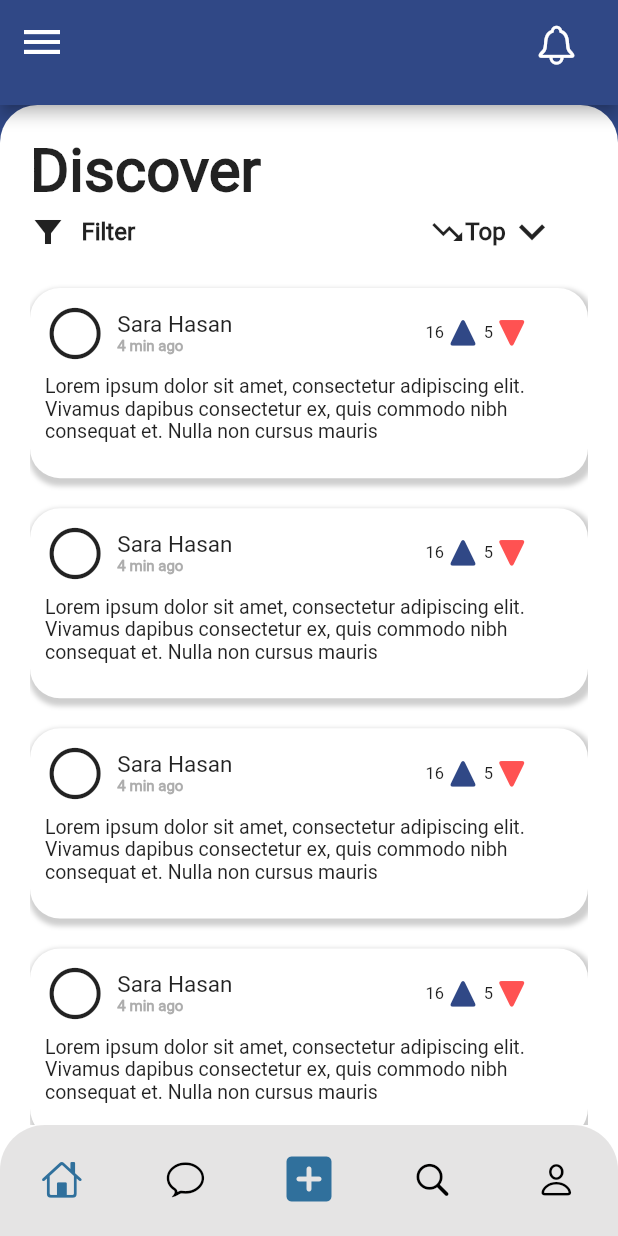
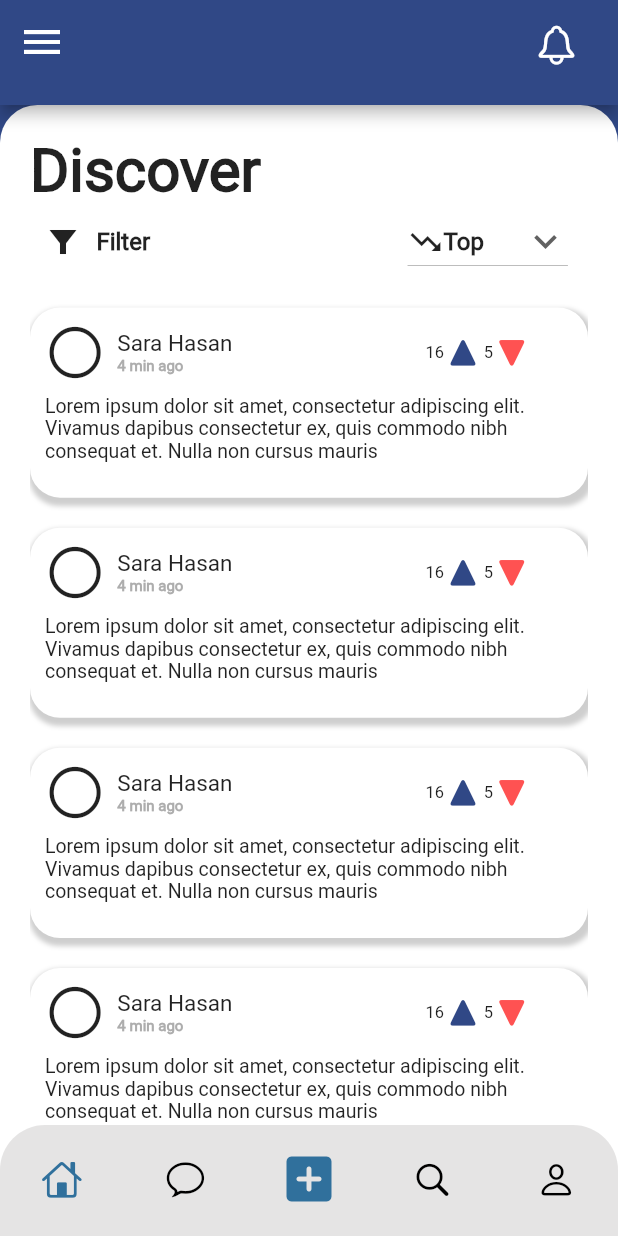
Before and after one commit to sarahasan17/vitsocialapp, a Flutter app: the screen it shows after launch, on a phone screen of 412 x 824 dp. Run offline on Flutter 3.47's test engine with Material 2 defaults, Android fonts, the phone set to English and light mode, and no system bars; Roboto replaces fonts that are missing (Inter Regular).

Commit message:
drop down button

```diff
--- a/vitogether/lib/screens/DiscoverScreen/DiscoverScreen.dart
+++ b/vitogether/lib/screens/DiscoverScreen/DiscoverScreen.dart
@@ -1,6 +1,5 @@
 import 'package:flutter/cupertino.dart';
 import 'package:flutter/material.dart';
-import 'package:vitogether_app/screens/SideNavigationDrawer/sidenavigationdrawer.dart';
 import '../../constants/Themehelper.dart';
 import '../../constants/screen_width.dart';
 
@@ -13,6 +12,14 @@ class DiscoverScreen extends StatefulWidget {
 
 class _DiscoverScreenState extends State<DiscoverScreen> {
   final GlobalKey<ScaffoldState> _scaffoldkey = GlobalKey<ScaffoldState>();
+  String dropdownvalue = 'Top';
+
+  // List of items in our dropdown menu
+  var items = [
+    'Top',
+    'Earliest',
+    'Recent',
+  ];
   @override
   Widget build(BuildContext context) {
     ThemeHelper t = ThemeHelper();
@@ -55,19 +62,49 @@ class _DiscoverScreenState extends State<DiscoverScreen> {
                         style: t.font1,
                       ),
                     ),
-                    Row(
+                    Container(
+                      padding: const EdgeInsets.only(left: 10),
+                      child: Row(
                         children: [
                           const Icon(Icons.filter_alt_sharp),
                           SizedBox(width: s.width / 40),
                           Text('Filter', style: t.font2),
-                        SizedBox(width: s.width / 2.1),
+                          SizedBox(width: s.width / 2.4),
+                          Container(
+                            alignment: Alignment.centerRight,
+                            child: DropdownButton(
+                              // Initial Value
+                              value: dropdownvalue,
+
+                              // Down Arrow Icon
+                              icon: const Icon(
+                                Icons.keyboard_arrow_down,
+                                size: 30,
+                              ),
+
+                              // Array list of items
+                              items: items.map((String items) {
+                                return DropdownMenuItem(
+                                  value: items,
+                                  child: Row(
+                                    children: [
                                       const Icon(Icons.trending_down),
-                        Text('Top', style: t.font2),
-                        const Icon(
-                          Icons.keyboard_arrow_down_outlined,
-                          size: 35,
+                                      Text(items, style: t.font2),
+                                    ],
+                                  ),
+                                );
+                              }).toList(),
+                              // After selecting the desired option,it will
+                              // change button value to selected value
+                              onChanged: (String? newValue) {
+                                setState(() {
+                                  dropdownvalue = newValue!;
+                                });
+                              },
+                            ),
                           ),
                         ],
+                      ),
                     ),
                     const SizedBox(
                       height: 10,
```
Also changed, not shown: vitogether/lib/screens/AnswerScreen/AnswerScreen.dart (+40 -8 lines). Lines whose indentation alone changed are shown as unchanged.
